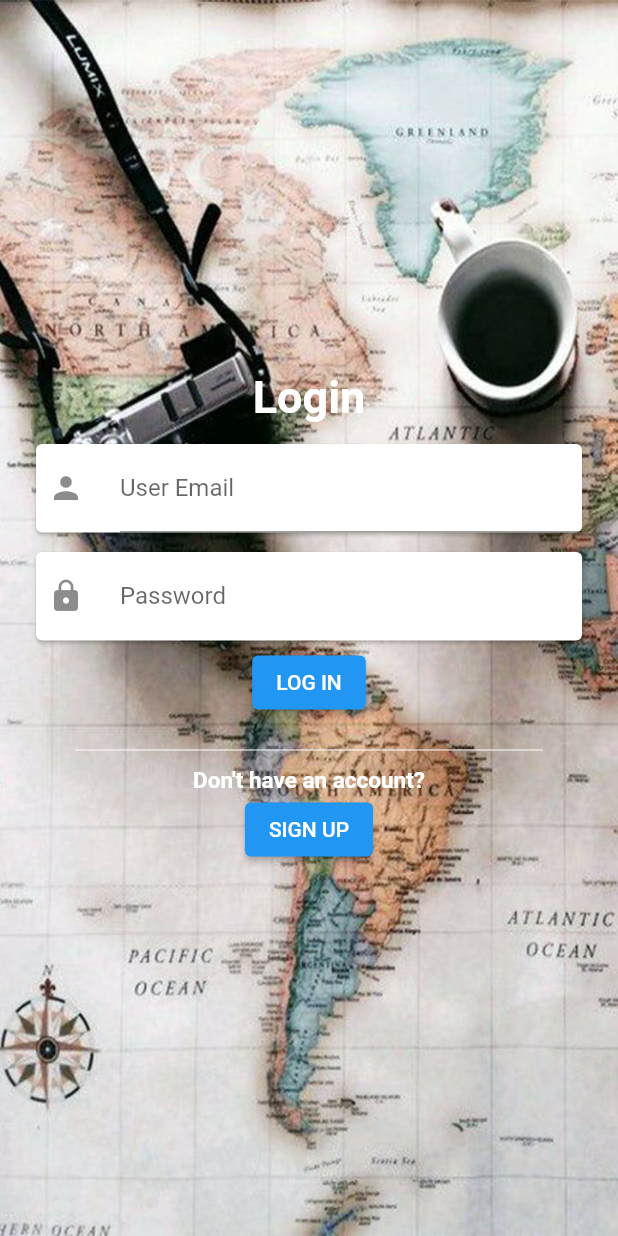
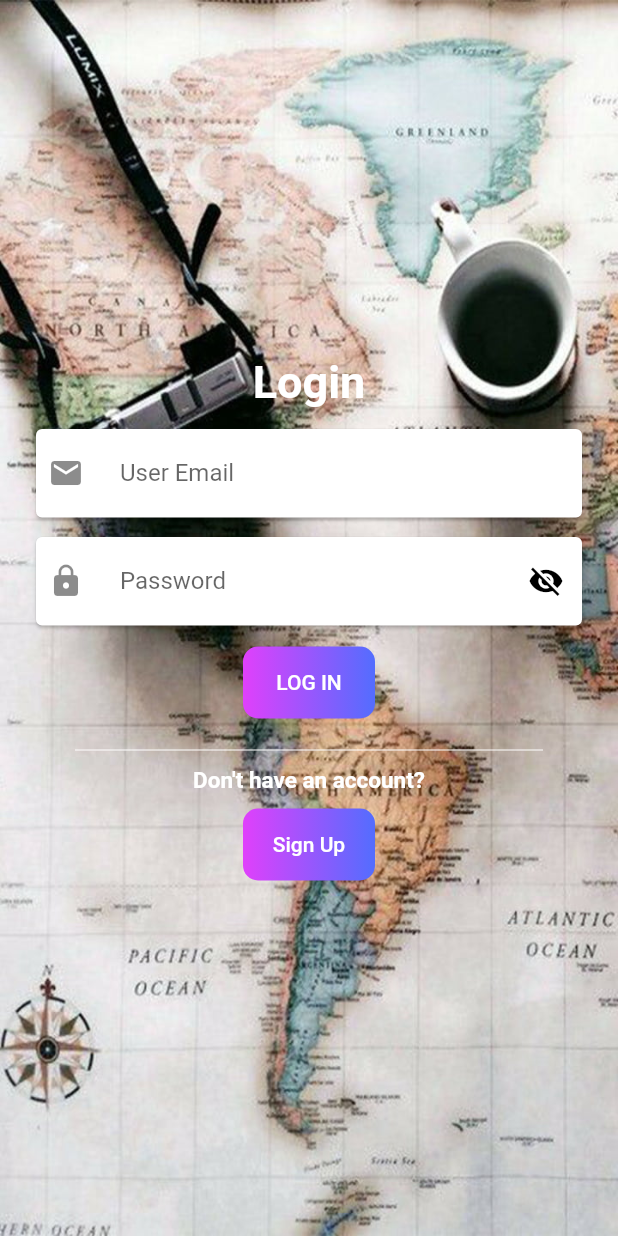
Before and after one commit to diwashrai469/final-project, a Flutter app: the screen it shows after launch, on a phone screen of 412 x 824 dp. Run offline on Flutter 3.47's test engine with Material 2 defaults, Android fonts, the phone set to English and light mode, and no system bars; our stand-ins replace geolocator, google_maps_flutter; missing offline and left inert: dart:ffi.

Commit message:
my new commit for textfield

```diff
--- a/lib/login/signin folder/loginpage.dart
+++ b/lib/login/signin folder/loginpage.dart
@@ -1,6 +1,8 @@
 import 'package:digital_map/login/signin%20folder/signinpage.dart';
-import 'package:digital_map/mappage.dart';
+import 'package:digital_map/map%20view/mappage.dart';
 import 'package:flutter/material.dart';
+
+import '../../model for widget/textfield_model.dart';
 
 class loginpage extends StatefulWidget {
   const loginpage({super.key});
@@ -11,13 +13,36 @@ class loginpage extends StatefulWidget {
 
 class _loginpageState extends State<loginpage> {
   final formkey = GlobalKey<FormState>();
+  bool obscuretext = true;
+  String? emailvalidator(String? email) {
+    if (email == null) {
+      return "Email is required";
+    }
+    if (email.isEmpty) {
+      return "Email is empty";
+    }
+    if (email.contains("@") & email.contains(".")) {
+      return null;
+    }
+  }
+
+  String? passwordvalidator(String? password) {
+    if (password == null) {
+      return "Password is required";
+    }
+    if (password.isEmpty) {
+      return "Password is empty";
+    }
+    if (password.length >= 6) {
+      return null;
+    } else {
+      return "Password should be greater then 6";
+    }
+  }
+
   @override
   Widget build(BuildContext context) {
     return SafeArea(
-      child: GestureDetector(
-        onTap: () {
-          FocusScope.of(context).unfocus();
-        },
       child: Scaffold(
         body: Center(
           child: Container(
@@ -44,38 +69,38 @@ class _loginpageState extends State<loginpage> {
                       const SizedBox(
                         height: 10,
                       ),
-                        Card(
-                          child: TextFormField(
-                            // validator: (value) {
-                            //   if (value == null || value.isEmpty) {
-                            //     return "Enter cannot be empty.";
-                            //   }
-                            // },
-                            decoration: const InputDecoration(
-                                icon: Padding(
-                                  padding: EdgeInsets.all(8.0),
-                                  child: Icon(Icons.person),
-                                ),
-                                labelText: "User Email"),
-                          ),
-                        ),
+                      TextFieldView(
+                          validator: emailvalidator,
+                          hintText: "User Email",
+                          labeltext: "User Email",
+                          icon: Icon(Icons.email)),
                       const SizedBox(
                         height: 5,
                       ),
-                        Card(
-                          child: TextFormField(
-                            obscureText: true,
-                            decoration: const InputDecoration(
-                              border: InputBorder.none,
-                              icon: Padding(
-                                padding: EdgeInsets.all(8.0),
-                                child: Icon(Icons.lock),
+                      TextFieldView(
+                        validator: passwordvalidator,
+                        hintText: "Password",
+                        obscuretext: obscuretext,
+                        onPressedEye: () {
+                          print('eye pressed');
+                          setState(() {
+                            obscuretext = !obscuretext;
+                          });
+                        },
+                        labeltext: "Password",
+                        icon: Icon(Icons.lock),
                       ),
-                              labelText: "Password",
+                      SizedBox(
+                        height: 10,
                       ),
-                          ),
-                        ),
-                        ElevatedButton(
+                      DecoratedBox(
+                        decoration: BoxDecoration(
+                            borderRadius: BorderRadius.circular(10),
+                            gradient: LinearGradient(colors: [
+                              Colors.purpleAccent,
+                              Colors.indigoAccent
+                            ])),
+                        child: MaterialButton(
                             onPressed: () {
                               final isvvalided =
                                   formkey.currentState!.validate();
@@ -89,7 +114,9 @@ class _loginpageState extends State<loginpage> {
                             },
                             child: const Text(
                               "LOG IN",
+                              style: TextStyle(color: Colors.white),
                             )),
+                      ),
                       const SizedBox(
                         height: 20,
                       ),
@@ -109,24 +136,35 @@ class _loginpageState extends State<loginpage> {
                             color: Colors.white,
                             fontSize: 15),
                       ),
-                        ElevatedButton(
+                      const SizedBox(
+                        height: 10,
+                      ),
+                      DecoratedBox(
+                        decoration: BoxDecoration(
+                            borderRadius: BorderRadius.circular(10),
+                            gradient: LinearGradient(colors: [
+                              Colors.purpleAccent,
+                              Colors.indigoAccent
+                            ])),
+                        child: MaterialButton(
                             onPressed: () {
-                              setState(() {
                               Navigator.push(
                                 context,
                                 MaterialPageRoute(
                                     builder: (context) => signin()),
                               );
-                              });
                             },
-                            child: const Text("SIGN UP"))
+                            child: const Text(
+                              "Sign Up",
+                              style: TextStyle(color: Colors.white),
+                            )),
+                      ),
                     ],
                   ),
                 ),
               )),
         ),
       ),
-      ),
     );
   }
 }
--- /dev/null
+++ b/lib/model for widget/textfield_model.dart
@@ -0,0 +1,43 @@
+import 'package:flutter/material.dart';
+
+class TextFieldView extends StatelessWidget {
+  String labeltext;
+  Icon icon;
+  bool obscuretext;
+  final void Function()? onPressedEye;
+  String hintText;
+  final String? Function(String?)? validator;
+
+  TextFieldView({
+    Key? key,
+    this.validator,
+    required this.labeltext,
+    required this.icon,
+    required this.hintText,
+    this.obscuretext = false,
+    this.onPressedEye,
+  }) : super(key: key);
+
+  @override
+  Widget build(BuildContext context) {
+    return Card(
+      child: TextFormField(
+        validator: validator,
+        obscureText: obscuretext as bool,
+        decoration: InputDecoration(
+          border: InputBorder.none,
+          icon: Padding(padding: EdgeInsets.all(8.0), child: icon),
+          labelText: labeltext,
+          suffixIcon: hintText.toLowerCase() == 'password'
+              ? IconButton(
+                  icon: Icon(
+                      obscuretext ? Icons.visibility_off : Icons.visibility,
+                      color: Colors.black),
+                  onPressed: onPressedEye,
+                )
+              : null,
+        ),
+      ),
+    );
+  }
+}
--- a/lib/viewpage of food and ld/lodging_view.dart
+++ b/lib/viewpage of food and ld/lodging_view.dart
@@ -1,4 +1,4 @@
-import 'package:digital_map/NearByPlace.dart';
+import 'package:digital_map/model%20for%20widget/NearByPlace.dart';
 import 'package:flutter/material.dart';
 
 //this page shows all nearby lodge by passing value lodge
--- a/lib/viewpage of food and ld/restaurant_view.dart
+++ b/lib/viewpage of food and ld/restaurant_view.dart
@@ -1,4 +1,4 @@
-import 'package:digital_map/NearByPlace.dart';
+import 'package:digital_map/model%20for%20widget/NearByPlace.dart';
 import 'package:flutter/material.dart';
 
 //this page shows all nearby restaurant by passing value restaurant
```
Also changed, not shown: lib/login/signin folder/signinpage.dart (+48 -40 lines), lib/map view/mappage.dart (added, +201 -0 lines), lib/mappage.dart (deleted, +0 -194 lines), lib/model for widget/NearByPlace.dart (renamed from lib/NearByPlace.dart, +7 -6 lines), lib/model for widget/geolocation_model.dart (added, +26 -0 lines), lib/model for respnse/geolocation_model.dart (deleted). Lines whose indentation alone changed are shown as unchanged.
